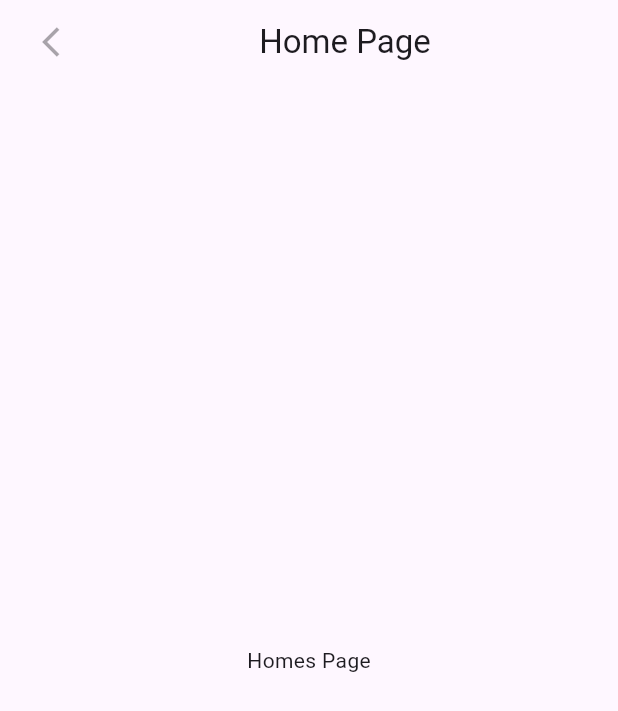
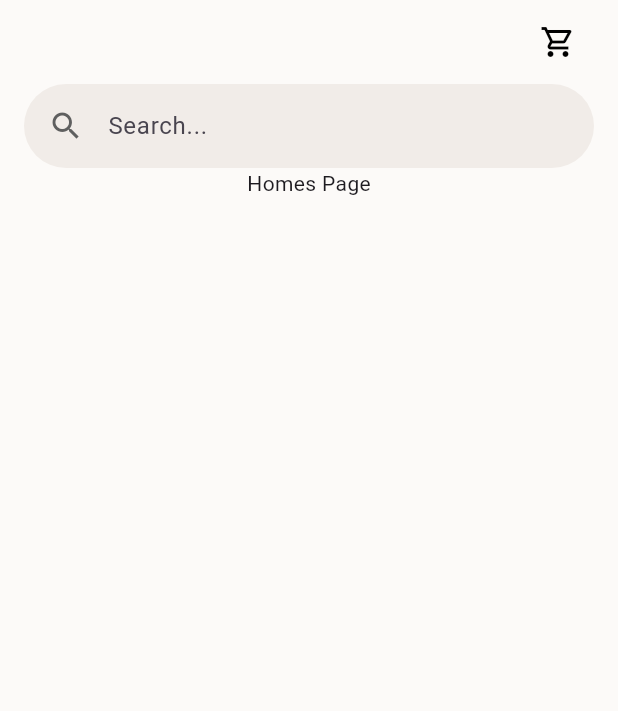
Before and after one commit to kavindus0/yummycakes, a Flutter app: the SignInOr screen opened directly, after a tap on "Sign In", on a phone screen of 412 x 824 dp. Shown: the top 711 px of the screen. Run offline on Flutter 3.47's test engine with Material 3 defaults, Android fonts, the phone set to English and light mode, and no system bars; our stand-ins replace google_fonts.

Commit message:
- refactor code - Add Search Bar - Customize App Home Screen

```diff
--- a/lib/homePage/init.dart
+++ b/lib/homePage/init.dart
@@ -1,5 +1,4 @@
 import 'package:flutter/material.dart';
-import 'package:flutter/cupertino.dart';
 
 class HomePageScreen extends StatelessWidget {
   const HomePageScreen({super.key});
@@ -9,21 +8,37 @@ class HomePageScreen extends StatelessWidget {
     return MaterialApp(
       debugShowCheckedModeBanner: true,
       home: Scaffold(
+        backgroundColor: const Color.fromARGB(255, 252, 250, 248),
         appBar: AppBar(
+          backgroundColor: const Color.fromARGB(255, 252, 250, 248),
           title: const Row(
             children: [
+              Spacer(),
               IconButton(
-                icon: Icon(Icons.arrow_back_ios),
+                icon: Icon(Icons.shopping_cart_outlined, color: Colors.black),
                 onPressed: null,
               ),
-              Spacer(),
-              Text('Home Page'),
-              Spacer()
             ],
           ),
         ),
-        body: const Center(
-          child: Text('Homes Page'),
+        body: const Column(
+          children: [
+            Padding(
+                padding: EdgeInsets.symmetric(horizontal: 16.0),
+                child: SearchBar(
+                  hintText: ("Search..."),
+                  leading: Padding(
+                    padding: EdgeInsets.all(8.0),
+                    child:
+                        Icon(Icons.search_outlined, color: Color(0xFF5F5F5F)),
+                  ),
+                  elevation: MaterialStatePropertyAll(0.0),
+                  backgroundColor: MaterialStatePropertyAll(
+                    Color(0xFFF1ECE8),
+                  ),
+                )),
+            Text('Homes Page'),
+          ],
         ),
       ),
     );
```
